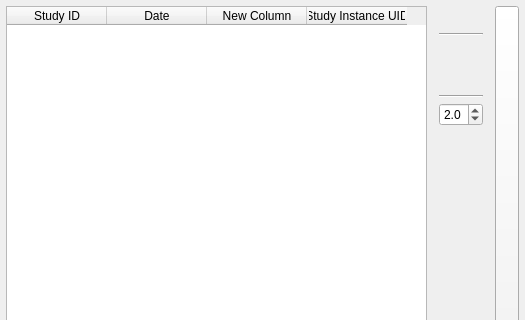
This is Resources/UI/qSlicerLongPETCTStudySelectionWidget.ui in paulcm/LongitudinalPETCT as Qt 5 draws it before an edit; both pictures show x 0 to 525 and y 0 to 320 of the 525 by 503 pixel window. The edited form follows.
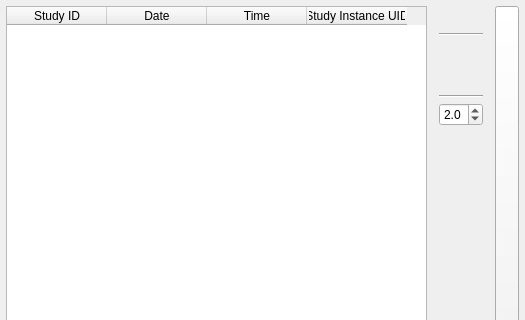
This is the edited form. Icons and pictures are not drawn. Custom widgets are drawn as their Qt base class.

Commit message: ENH: Renamed time column in table

Patch:
```diff
--- a/Resources/UI/qSlicerLongPETCTStudySelectionWidget.ui
+++ b/Resources/UI/qSlicerLongPETCTStudySelectionWidget.ui
@@ -52,7 +52,7 @@
      </column>
      <column>
       <property name="text">
-       <string>New Column</string>
+       <string>Time</string>
       </property>
      </column>
      <column>
```
